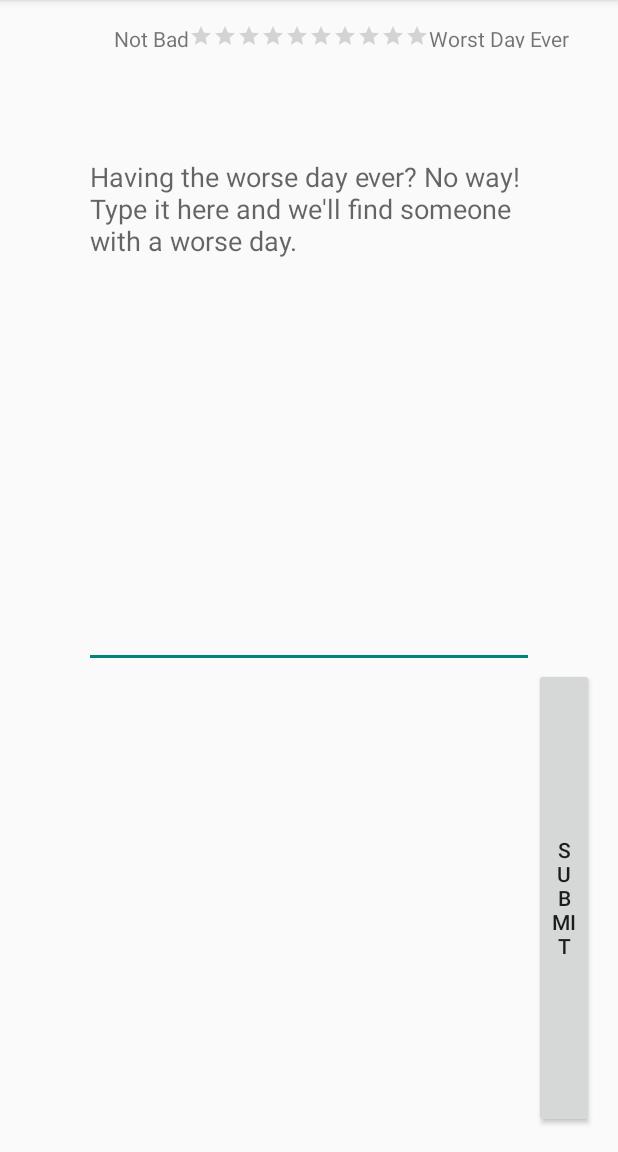
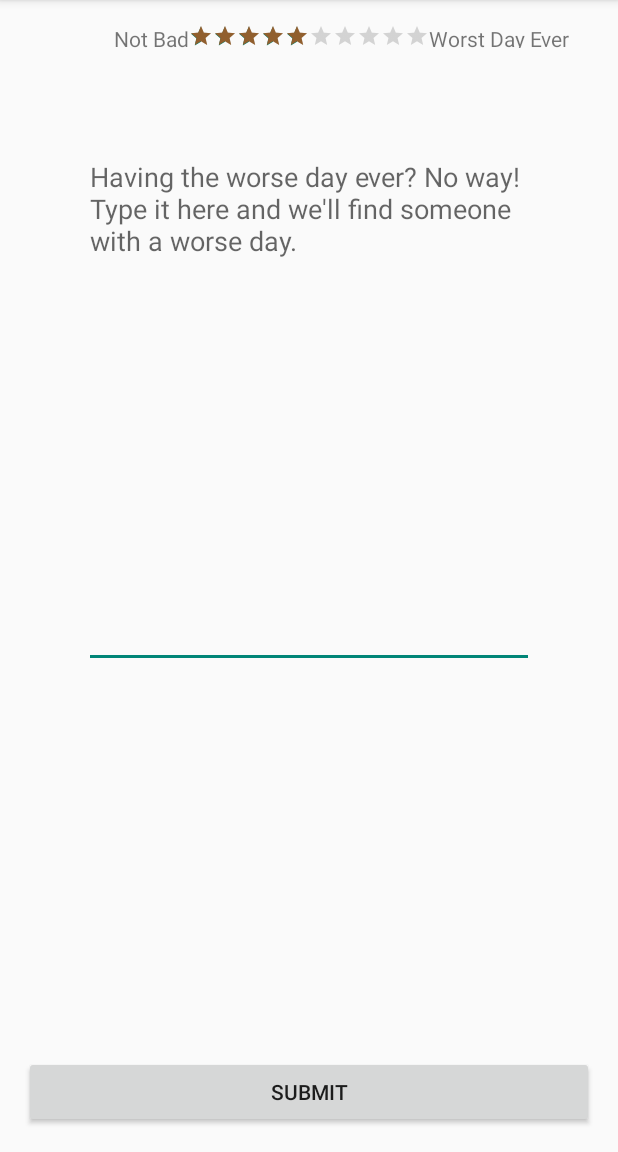
Before and after one commit to chenblair/rockbottom, an Android app: the screen it shows after launch (MainActivity), on a phone screen of 412 x 824 dp, the part 84-1236 px from its top. Run offline under Robolectric (Android 15) with nearby library versions, the phone set to English and light mode, and no system bars.

Commit message:
Input Story Update
Adds star rating and swiping functionality

```diff
--- a/android/RockBottom/app/src/main/java/mycompany/rockbottom/MainActivity.java
+++ b/android/RockBottom/app/src/main/java/mycompany/rockbottom/MainActivity.java
@@ -15,6 +15,7 @@ import android.content.Intent;
 public class MainActivity extends ActionBarActivity {
 
     public static String storyText;
+    public static int rating;
 
     @Override
     protected void onCreate(Bundle savedInstanceState) {
@@ -30,9 +31,12 @@ public class MainActivity extends ActionBarActivity {
 
     public void ReadStory(View view)
     {
+        RatingBar bar;
         EditText story;
         story = (EditText)findViewById(R.id.story);
+        bar = (RatingBar)findViewById(R.id.ratingBar1);
         storyText=story.getText().toString();
+        rating=bar.getNumStars();
         Intent intent = new Intent(this, ReadStory.class);
         this.startActivity(intent);
     }
--- a/android/RockBottom/app/src/main/res/layout/activity_main.xml
+++ b/android/RockBottom/app/src/main/res/layout/activity_main.xml
@@ -27,11 +27,11 @@
         android:layout_height="wrap_content"
         android:text="Submit"
         android:id="@+id/Submit"
-        android:layout_below="@+id/story"
-        android:layout_centerHorizontal="true"
         android:longClickable="false"
+        android:onClick="ReadStory"
         android:layout_alignParentBottom="true"
-        android:layout_toEndOf="@+id/story" />
+        android:layout_alignParentLeft="true"
+        android:layout_alignParentStart="true" />
 
     <!--<ImageButton
         android:layout_width="35dp"
@@ -115,7 +115,15 @@
         android:layout_width="wrap_content"
         android:layout_height="wrap_content"
         android:numStars="10"
-        android:layout_centerHorizontal="true" />
+        android:layout_centerHorizontal="true"
+        android:rating="5"
+        android:progressTint="#915f2e"
+        android:longClickable="true"
+        android:isIndicator="false"
+        android:stepSize="1"
+        android:focusableInTouchMode="true"
+        android:focusable="true"
+        android:clickable="true" />
 
     <TextView
         android:layout_width="wrap_content"
--- a/android/RockBottom/app/src/main/res/values/styles.xml
+++ b/android/RockBottom/app/src/main/res/values/styles.xml
@@ -4,10 +4,4 @@
     <style name="AppTheme" parent="Theme.AppCompat.Light.DarkActionBar">
         <!-- Customize your theme here. -->
     </style>
-    <style name="customRatingBar" parent="@android:style/Widget.RatingBar">
-        <item name="android:progressDrawable">@drawable/rating_custom_bar</item>
-        <item name="android:minHeight">30dip</item>
-        <item name="android:maxHeight">30dip</item>
-
-    </style>
 </resources>
```
Also changed, not shown: android/RockBottom/app/src/main/java/mycompany/rockbottom/ReadStory.java (+39 -4 lines), android/RockBottom/app/src/main/res/drawable/rating_blank.xml (deleted, +0 -9 lines), android/RockBottom/app/src/main/res/drawable/rating_custom_bar.xml (deleted, +0 -11 lines), android/RockBottom/app/src/main/res/drawable/rating_filled.xml (deleted, +0 -18 lines), android/RockBottom/app/src/main/res/layout/story_display.xml (+40 -0 lines), android/RockBottom/app/src/main/res/drawable/rating_circle-2x.png (deleted).
